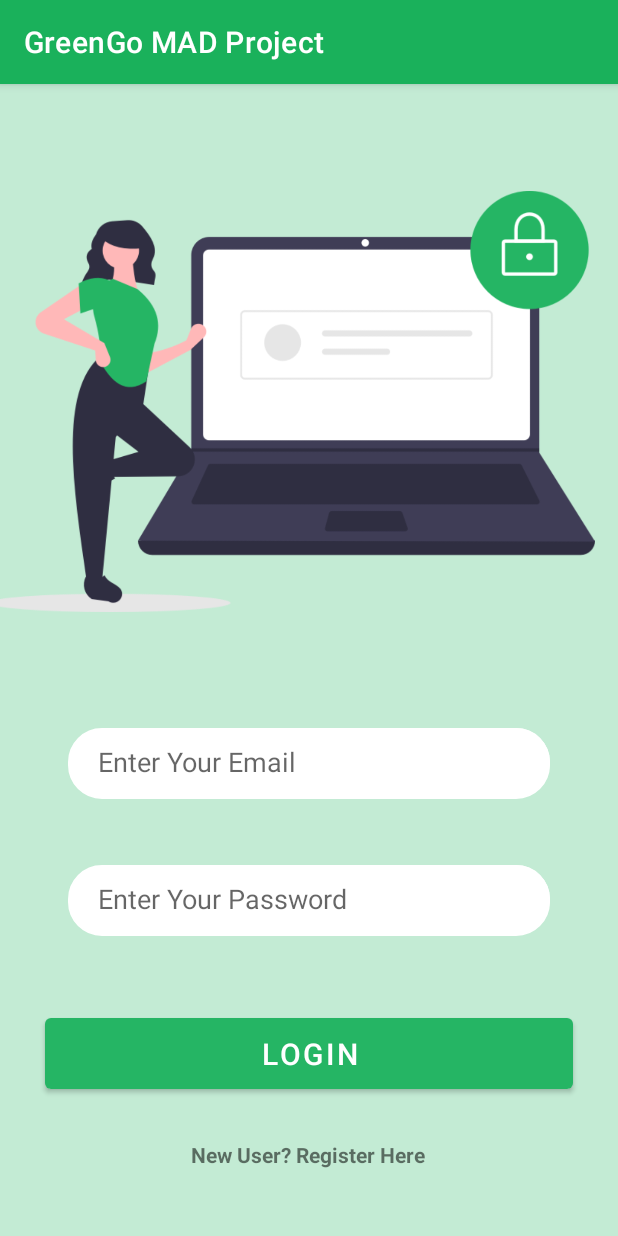
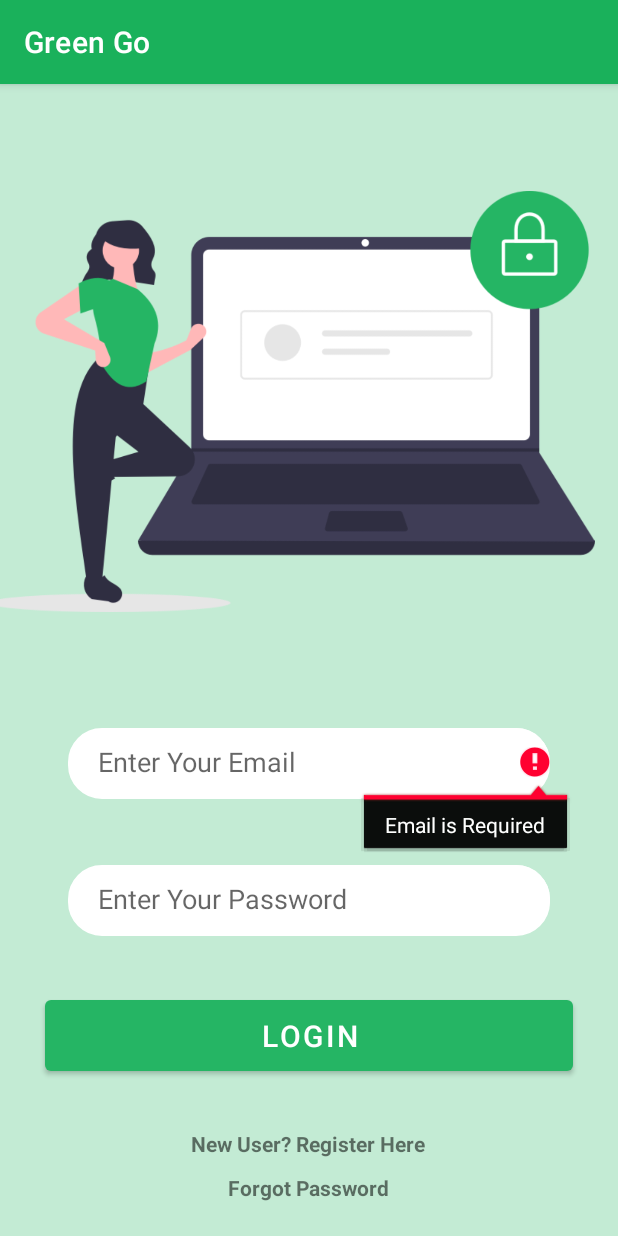
Before and after one commit to Shan-Joel/GreenGo-MAD-Project, an Android app: the screen it shows after launch (Login_Form), after a tap on "LOGIN", on a phone screen of 412 x 824 dp. Run offline under Robolectric (Android 15) with nearby library versions, the phone set to English and light mode, and no system bars; our stand-ins replace Firebase (no records; nobody signed in at launch, a user with empty details on screens opened directly).

Commit message:
finished auth part and added footer navigation

```diff
--- a/app/build.gradle
+++ b/app/build.gradle
@@ -40,5 +40,6 @@ dependencies {
     testImplementation 'junit:junit:4.+'
     androidTestImplementation 'androidx.test.ext:junit:1.1.3'
     androidTestImplementation 'androidx.test.espresso:espresso-core:3.4.0'
+    implementation 'com.google.firebase:firebase-database-ktx'
 
 }
--- a/app/src/main/java/com/example/greengomadproject/Login_Form.java
+++ b/app/src/main/java/com/example/greengomadproject/Login_Form.java
@@ -1,62 +1,113 @@
 package com.example.greengomadproject;
 
+import androidx.annotation.NonNull;
 import androidx.appcompat.app.AppCompatActivity;
 
 import android.annotation.SuppressLint;
 import android.content.Intent;
 import android.os.Bundle;
+import android.text.TextUtils;
+import android.util.Patterns;
 import android.view.View;
 import android.widget.Button;
+import android.widget.EditText;
 import android.widget.TextView;
+import android.widget.Toast;
 
+import com.google.android.gms.tasks.OnCompleteListener;
+import com.google.android.gms.tasks.Task;
 import com.google.android.material.textfield.TextInputEditText;
+import com.google.firebase.auth.AuthResult;
 import com.google.firebase.auth.FirebaseAuth;
 import com.google.firebase.auth.FirebaseUser;
 
-public class Login_Form extends AppCompatActivity {
+public class Login_Form extends AppCompatActivity implements View.OnClickListener{
 
-    private TextInputEditText userNameEdt, pwdEdt;
-    private Button loginBtn;
-    private TextView newUserLink;
+    private TextView register;
+    private EditText editTextEmail, editTextPassword;
+    private Button signIn;
+
     private FirebaseAuth mAuth;
 
-    @SuppressLint("WrongViewCast")
+
     @Override
     protected void onCreate(Bundle savedInstanceState) {
         super.onCreate(savedInstanceState);
         setContentView(R.layout.activity_login_form);
 
-        userNameEdt = findViewById(R.id.editTextTextPersonName);
-        pwdEdt = findViewById(R.id.editTextTextPersonPassword);
-        loginBtn = findViewById(R.id.loginBtn);
-        newUserLink = findViewById(R.id.newUserLink);
+        register = (TextView) findViewById(R.id.newUserLink);
+        register.setOnClickListener(this);
+
+        signIn = (Button) findViewById(R.id.loginBtn);
+        signIn.setOnClickListener(this);
+
+        editTextEmail = (EditText) findViewById(R.id.loginUserEmail);
+        editTextPassword = (EditText) findViewById(R.id.loginUserPassword);
 
         mAuth = FirebaseAuth.getInstance();
+    }
 
-        newUserLink.setOnClickListener(new View.OnClickListener() {
+    @Override
+    public void onClick(View v) {
+        switch (v.getId()) {
+            case R.id.newUserLink:
+                startActivity(new Intent(this, SignUp_Form.class));
+                break;
+
+            case R.id.loginBtn:
+                userLogin();
+                break;
+        }
+    }
+
+    private void userLogin() {
+        String email = editTextEmail.getText().toString().trim();
+        String password = editTextPassword.getText().toString().trim();
+
+        if(email.isEmpty()) {
+            editTextEmail.setError("Email is Required");
+            editTextEmail.requestFocus();
+            return;
+        }
+
+        if(!Patterns.EMAIL_ADDRESS.matcher(email).matches()) {
+            editTextEmail.setError("Please Provide a Valid Email Address");
+            editTextEmail.requestFocus();
+            return;
+        }
+
+        if(password.isEmpty()) {
+            editTextPassword.setError("Password is Required");
+            editTextPassword.requestFocus();
+            return;
+        }
+
+        if(password.length() < 6) {
+            editTextPassword.setError("Min Password Length Should be 6 Characters");
+            editTextPassword.requestFocus();
+            return;
+        }
+
+        mAuth.signInWithEmailAndPassword(email, password).addOnCompleteListener(new OnCompleteListener<AuthResult>() {
             @Override
-            public void onClick(View view) {
-                Intent i = new Intent(Login_Form.this, SignUp_Form.class);
-                startActivity(i);
-            }
-        });
+            public void onComplete(@NonNull Task<AuthResult> task) {
 
-        loginBtn.setOnClickListener(new View.OnClickListener() {
-            @Override
-            public void onClick(View view) {
-                String userName = userNameEdt.getText().toString();
-                String pwd = pwdEdt.getText().toString();
+                if(task.isSuccessful()) {
+
+                    FirebaseUser user = FirebaseAuth.getInstance().getCurrentUser();
+
+                    if(user.isEmailVerified()) {
+                        //redirect to user profile
+                        startActivity(new Intent(Login_Form.this, ProfileActivity.class));
+                    }else {
+                        user.sendEmailVerification();
+                        Toast.makeText(Login_Form.this, "Check Your Email to Verify Your Account", Toast.LENGTH_LONG).show();
+                    }
+
+                }else {
+                    Toast.makeText(Login_Form.this, "Failed to Login! Please Try Again", Toast.LENGTH_LONG).show();
+                }
             }
         });
     }
-
-    @Override
-    protected void onStart() {
-        super.onStart();
-        FirebaseUser user = mAuth.getCurrentUser();
-        if(user != null) {
-            Intent i = new Intent(Login_Form.this, SignUp_Form.class);
-            startActivity(i);
-        }
-    }
 }
--- /dev/null
+++ b/app/src/main/res/drawable/ic_baseline_home_24.xml
@@ -0,0 +1,5 @@
+<vector android:height="24dp" android:tint="#25B564"
+    android:viewportHeight="24" android:viewportWidth="24"
+    android:width="24dp" xmlns:android="http://schemas.android.com/apk/res/android">
+    <path android:fillColor="@android:color/white" android:pathData="M10,20v-6h4v6h5v-8h3L12,3 2,12h3v8z"/>
+</vector>
--- /dev/null
+++ b/app/src/main/res/drawable/ic_favorite.xml
@@ -0,0 +1,5 @@
+<vector android:height="24dp" android:tint="#25B564"
+    android:viewportHeight="24" android:viewportWidth="24"
+    android:width="24dp" xmlns:android="http://schemas.android.com/apk/res/android">
+    <path android:fillColor="@android:color/white" android:pathData="M12,21.35l-1.45,-1.32C5.4,15.36 2,12.28 2,8.5 2,5.42 4.42,3 7.5,3c1.74,0 3.41,0.81 4.5,2.09C13.09,3.81 14.76,3 16.5,3 19.58,3 22,5.42 22,8.5c0,3.78 -3.4,6.86 -8.55,11.54L12,21.35z"/>
+</vector>
--- /dev/null
+++ b/app/src/main/res/drawable/ic_person.xml
@@ -0,0 +1,5 @@
+<vector android:height="24dp" android:tint="#25B564"
+    android:viewportHeight="24" android:viewportWidth="24"
+    android:width="24dp" xmlns:android="http://schemas.android.com/apk/res/android">
+    <path android:fillColor="@android:color/white" android:pathData="M12,12c2.21,0 4,-1.79 4,-4s-1.79,-4 -4,-4 -4,1.79 -4,4 1.79,4 4,4zM12,14c-2.67,0 -8,1.34 -8,4v2h16v-2c0,-2.66 -5.33,-4 -8,-4z"/>
+</vector>
--- /dev/null
+++ b/app/src/main/res/drawable/ic_shopping_cart.xml
@@ -0,0 +1,5 @@
+<vector android:height="24dp" android:tint="#25B564"
+    android:viewportHeight="24" android:viewportWidth="24"
+    android:width="24dp" xmlns:android="http://schemas.android.com/apk/res/android">
+    <path android:fillColor="@android:color/white" android:pathData="M7,18c-1.1,0 -1.99,0.9 -1.99,2S5.9,22 7,22s2,-0.9 2,-2 -0.9,-2 -2,-2zM1,2v2h2l3.6,7.59 -1.35,2.45c-0.16,0.28 -0.25,0.61 -0.25,0.96 0,1.1 0.9,2 2,2h12v-2L7.42,15c-0.14,0 -0.25,-0.11 -0.25,-0.25l0.03,-0.12 0.9,-1.63h7.45c0.75,0 1.41,-0.41 1.75,-1.03l3.58,-6.49c0.08,-0.14 0.12,-0.31 0.12,-0.48 0,-0.55 -0.45,-1 -1,-1L5.21,4l-0.94,-2L1,2zM17,18c-1.1,0 -1.99,0.9 -1.99,2s0.89,2 1.99,2 2,-0.9 2,-2 -0.9,-2 -2,-2z"/>
+</vector>
--- a/app/src/main/res/layout/activity_login_form.xml
+++ b/app/src/main/res/layout/activity_login_form.xml
@@ -37,7 +37,7 @@
         app:layout_constraintVertical_bias="0.595">
 
         <EditText
-            android:id="@+id/editTextTextPersonName"
+            android:id="@+id/loginUserEmail"
             android:layout_width="match_parent"
             android:layout_height="45dp"
             android:layout_marginLeft="20dp"
@@ -64,7 +64,7 @@
         app:layout_constraintEnd_toEndOf="parent"
         app:layout_constraintStart_toStartOf="parent"
         app:layout_constraintTop_toBottomOf="@+id/linearLayout5"
-        app:layout_constraintVertical_bias="0.348" />
+        app:layout_constraintVertical_bias="0.263" />
 
     <LinearLayout
         android:id="@+id/linearLayout5"
@@ -80,7 +80,7 @@
         app:layout_constraintVertical_bias="0.649">
 
         <EditText
-            android:id="@+id/editTextTextPersonEmail"
+            android:id="@+id/loginUserPassword"
             android:layout_width="match_parent"
             android:layout_height="45dp"
             android:layout_marginLeft="20dp"
@@ -103,7 +103,21 @@
         app:layout_constraintHorizontal_bias="0.498"
         app:layout_constraintStart_toStartOf="parent"
         app:layout_constraintTop_toBottomOf="@+id/loginBtn"
-        app:layout_constraintVertical_bias="0.758" />
+        app:layout_constraintVertical_bias="0.666" />
+
+    <TextView
+        android:id="@+id/loginForgotPassword"
+        android:layout_width="wrap_content"
+        android:layout_height="wrap_content"
+        android:layout_marginTop="10dp"
+        android:textStyle="bold"
+        android:layout_marginBottom="16dp"
+        android:text="@string/loginForgotPassword"
+        app:layout_constraintBottom_toBottomOf="parent"
+        app:layout_constraintEnd_toEndOf="parent"
+        app:layout_constraintStart_toStartOf="parent"
+        app:layout_constraintTop_toBottomOf="@+id/newUserLink"
+        app:layout_constraintVertical_bias="0.0" />
 
 
 </androidx.constraintlayout.widget.ConstraintLayout>
```
Also changed, not shown: app/src/main/AndroidManifest.xml (+6 -3 lines), app/src/main/java/com/example/greengomadproject/ProfileActivity.java (added, +79 -0 lines), app/src/main/java/com/example/greengomadproject/SignUp_Form.java (+81 -42 lines), app/src/main/java/com/example/greengomadproject/User.java (added, +15 -0 lines), app/src/main/res/layout/activity_profile.xml (added, +246 -0 lines), app/src/main/res/values/strings.xml (+7 -1 lines), app/src/main/res/drawable/foot.png (added).
